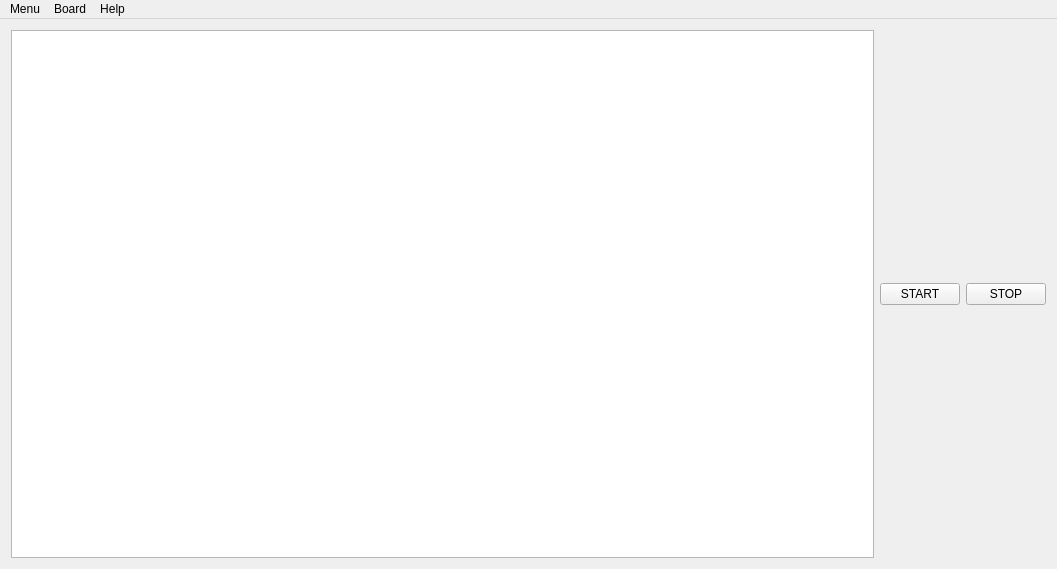
Above: GUI/forms/mainwindow.ui from matmarczuk/micromouse before the change. Below: the same form after it.
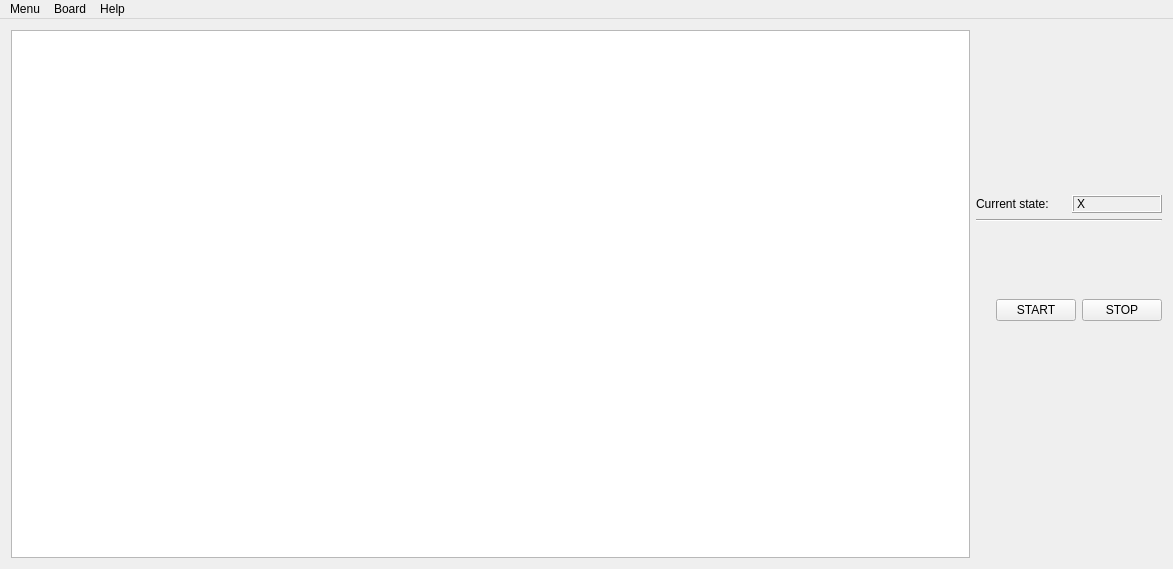
That is the form after the change.

```diff
--- a/GUI/forms/mainwindow.ui
+++ b/GUI/forms/mainwindow.ui
@@ -6,7 +6,7 @@
    <rect>
     <x>0</x>
     <y>0</y>
-    <width>1057</width>
+    <width>1173</width>
     <height>569</height>
    </rect>
   </property>
@@ -14,11 +14,72 @@
    <string>MainWindow</string>
   </property>
   <widget class="QWidget" name="centralWidget">
-   <layout class="QHBoxLayout" name="horizontalLayout">
+   <layout class="QHBoxLayout" name="horizontalLayout_2">
     <item>
      <widget class="QGraphicsView" name="boardView"/>
     </item>
     <item>
+     <layout class="QVBoxLayout" name="verticalLayout_4">
+      <item>
+       <spacer name="verticalSpacer_3">
+        <property name="orientation">
+         <enum>Qt::Vertical</enum>
+        </property>
+        <property name="sizeHint" stdset="0">
+         <size>
+          <width>20</width>
+          <height>40</height>
+         </size>
+        </property>
+       </spacer>
+      </item>
+      <item>
+       <layout class="QHBoxLayout" name="horizontalLayout_3">
+        <item>
+         <widget class="QLabel" name="label">
+          <property name="text">
+           <string>Current state:</string>
+          </property>
+         </widget>
+        </item>
+        <item>
+         <widget class="QLabel" name="state_label">
+          <property name="frameShape">
+           <enum>QFrame::Box</enum>
+          </property>
+          <property name="frameShadow">
+           <enum>QFrame::Raised</enum>
+          </property>
+          <property name="text">
+           <string>X</string>
+          </property>
+         </widget>
+        </item>
+       </layout>
+      </item>
+      <item>
+       <widget class="Line" name="line">
+        <property name="orientation">
+         <enum>Qt::Horizontal</enum>
+        </property>
+       </widget>
+      </item>
+      <item>
+       <layout class="QHBoxLayout" name="horizontalLayout">
+        <item>
+         <spacer name="verticalSpacer">
+          <property name="orientation">
+           <enum>Qt::Vertical</enum>
+          </property>
+          <property name="sizeHint" stdset="0">
+           <size>
+            <width>20</width>
+            <height>40</height>
+           </size>
+          </property>
+         </spacer>
+        </item>
+        <item>
      <widget class="QPushButton" name="startButton">
       <property name="text">
        <string>START</string>
@@ -33,13 +94,30 @@
      </widget>
     </item>
    </layout>
+      </item>
+      <item>
+       <spacer name="verticalSpacer_4">
+        <property name="orientation">
+         <enum>Qt::Vertical</enum>
+        </property>
+        <property name="sizeHint" stdset="0">
+         <size>
+          <width>20</width>
+          <height>40</height>
+         </size>
+        </property>
+       </spacer>
+      </item>
+     </layout>
+    </item>
+   </layout>
   </widget>
   <widget class="QMenuBar" name="menuBar">
    <property name="geometry">
     <rect>
      <x>0</x>
      <y>0</y>
-     <width>1057</width>
+     <width>1173</width>
      <height>22</height>
     </rect>
    </property>
```
Lines whose indentation alone changed are shown as unchanged.
